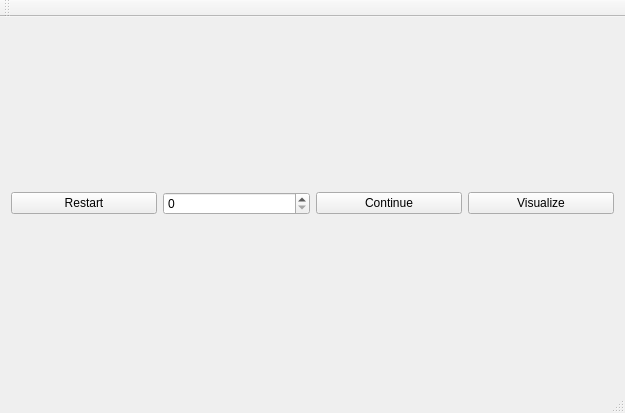
First picture: the form in mainwindow.ui, repository dragly/NeuralNetwork, before the edit.
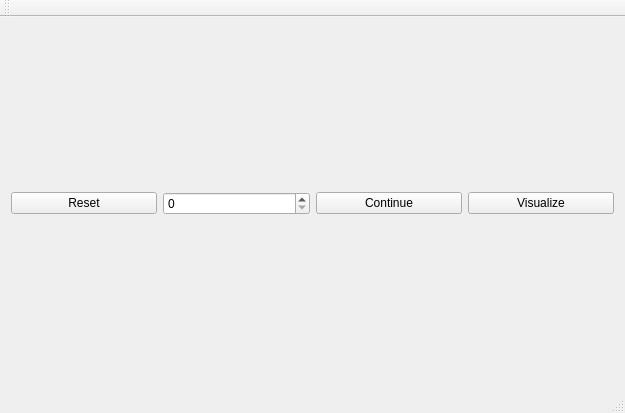
Second picture: the form after the edit.

```diff
--- a/mainwindow.ui
+++ b/mainwindow.ui
@@ -23,7 +23,7 @@
       <item>
        <widget class="QPushButton" name="pushButton">
         <property name="text">
-         <string>Restart</string>
+         <string>Reset</string>
         </property>
        </widget>
       </item>
```
